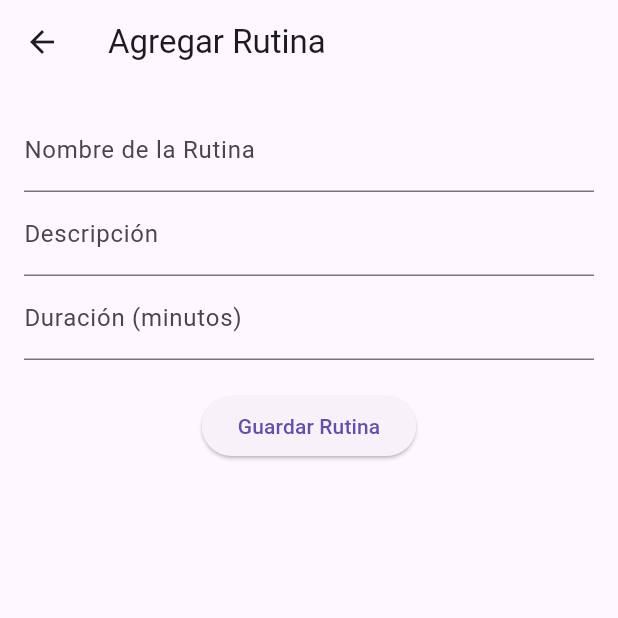
After one commit to CarlosFelipeGM/green_fit, a Flutter app: the screen it shows after launch, after a tap on the "add" icon, on a phone screen of 412 x 824 dp, the top half of it. The commit adds this screen. Run offline on Flutter 3.47's test engine with Material 3 defaults, Android fonts, the phone set to English and light mode, and no system bars; our stand-ins replace cloud_firestore, dio, equatable, firebase_core, flutter_bloc, flutter_dotenv and 1 more; accounts and stored records are empty.

Commit message:
feat: listado y registro de rutinas con firestore

```diff
--- /dev/null
+++ b/lib/display/screens/add_routine_screen.dart
@@ -0,0 +1,89 @@
+import 'package:cloud_firestore/cloud_firestore.dart';
+import 'package:flutter/material.dart';
+
+class AddRoutineScreen extends StatefulWidget {
+  const AddRoutineScreen({super.key});
+
+  @override
+  State<AddRoutineScreen> createState() => _AddRoutineScreenState();
+}
+
+class _AddRoutineScreenState extends State<AddRoutineScreen> {
+  final _formKey = GlobalKey<FormState>();
+  String _routineName = '';
+  String _description = '';
+  int _duration = 0;
+
+  @override
+  Widget build(BuildContext context) {
+    return Scaffold(
+      appBar: AppBar(title: Text('Agregar Rutina')),
+      body: Padding(
+        padding: const EdgeInsets.all(16.0),
+        child: Form(
+          key: _formKey,
+          child: Column(
+            children: [
+              TextFormField(
+                decoration: InputDecoration(labelText: 'Nombre de la Rutina'),
+                onSaved: (value) => _routineName = value!,
+                validator:
+                    (value) =>
+                        value!.isEmpty ? 'Este campo es requerido' : null,
+              ),
+              TextFormField(
+                decoration: InputDecoration(labelText: 'Descripción'),
+                onSaved: (value) => _description = value!,
+                validator:
+                    (value) =>
+                        value!.isEmpty ? 'Este campo es requerido' : null,
+              ),
+              TextFormField(
+                decoration: InputDecoration(labelText: 'Duración (minutos)'),
+                keyboardType: TextInputType.number,
+                onSaved: (value) => _duration = int.parse(value!),
+                validator:
+                    (value) =>
+                        value!.isEmpty ? 'Este campo es requerido' : null,
+              ),
+              SizedBox(height: 20),
+              ElevatedButton(
+                onPressed: _submitForm,
+                child: Text('Guardar Rutina'),
+              ),
+            ],
+          ),
+        ),
+      ),
+    );
+  }
+
+  void _submitForm() {
+    if (_formKey.currentState!.validate()) {
+      _formKey.currentState!.save();
+      // Aquí llamarás a la función para guardar la rutina en Firebase
+      _saveRoutineToFirebase();
+    }
+  }
+
+  void _saveRoutineToFirebase() async {
+    CollectionReference routines = FirebaseFirestore.instance.collection(
+      'routines',
+    );
+
+    await routines.add({
+      'name': _routineName,
+      'description': _description,
+      'duration': _duration,
+      'timestamp': FieldValue.serverTimestamp(),
+    });
+
+    // Muestra un mensaje de éxito
+    ScaffoldMessenger.of(
+      context,
+    ).showSnackBar(SnackBar(content: Text('Rutina guardada exitosamente')));
+
+    // Limpia el formulario
+    _formKey.currentState!.reset();
+  }
+}
--- /dev/null
+++ b/lib/display/screens/routine_list_screen.dart
@@ -0,0 +1,56 @@
+import 'package:flutter/material.dart';
+import 'package:cloud_firestore/cloud_firestore.dart';
+import 'package:green_fit/display/screens/add_routine_screen.dart';
+
+class RoutineListScreen extends StatelessWidget {
+  const RoutineListScreen({super.key});
+
+  @override
+  Widget build(BuildContext context) {
+    return Scaffold(
+      appBar: AppBar(title: Text('Mis Rutinas')),
+      body: StreamBuilder<QuerySnapshot>(
+        stream:
+            FirebaseFirestore.instance
+                .collection('routines')
+                .orderBy('timestamp', descending: true)
+                .snapshots(),
+        builder: (context, snapshot) {
+          if (snapshot.connectionState == ConnectionState.waiting) {
+            return Center(child: CircularProgressIndicator());
+          }
+
+          if (snapshot.hasError) {
+            return Center(child: Text('Error al cargar las rutinas'));
+          }
+
+          if (!snapshot.hasData || snapshot.data!.docs.isEmpty) {
+            return Center(child: Text('No hay rutinas guardadas'));
+          }
+
+          return ListView.builder(
+            itemCount: snapshot.data!.docs.length,
+            itemBuilder: (context, index) {
+              var routine = snapshot.data!.docs[index];
+              return ListTile(
+                title: Text(routine['name']),
+                subtitle: Text(
+                  '${routine['description']} - ${routine['duration']} minutos',
+                ),
+              );
+            },
+          );
+        },
+      ),
+      floatingActionButton: FloatingActionButton(
+        onPressed: () {
+          Navigator.push(
+            context,
+            MaterialPageRoute(builder: (context) => AddRoutineScreen()),
+          );
+        },
+        child: Icon(Icons.add),
+      ),
+    );
+  }
+}
--- a/lib/main.dart
+++ b/lib/main.dart
@@ -1,7 +1,11 @@
 // import "package:green_fit/display/screens/menu2/my_menu.dart";
+import 'package:firebase_core/firebase_core.dart';
 import 'package:flutter/material.dart';
-import 'package:green_fit/main_app.dart';
-// import 'package:flutter_dotenv/flutter_dotenv.dart';
+import 'package:green_fit/display/screens/add_routine_screen.dart';
+import 'package:green_fit/display/screens/routine_list_screen.dart';
+import 'package:green_fit/firebase_options.dart';
+// import 'package:green_fit/main_app.dart';
+import 'package:flutter_dotenv/flutter_dotenv.dart';
 // import 'package:green_fit/core/settings/colores.dart';
 // import 'package:green_fit/core/settings/parametros.dart';
 // import 'package:green_fit/display/routes/routes.dart';
@@ -10,11 +14,26 @@ import 'package:green_fit/main_app.dart';
 // // import 'package:green_fit/display/screens/pruebas_openai.dart';
 // // import 'package:green_fit/display/screens/pruebas_gemini.dart';
 
-// void main() async {
-//   await dotenv.load();
-//   runApp(const MyApp());
-// }
+void main() async {
+  await dotenv.load();
+  WidgetsFlutterBinding.ensureInitialized();
+  await Firebase.initializeApp(options: DefaultFirebaseOptions.currentPlatform);
+  runApp(MyApp());
+}
 
+class MyApp extends StatelessWidget {
+  const MyApp({super.key});
+
+  @override
+  Widget build(BuildContext context) {
+    return MaterialApp(
+      title: 'Rutinas de Ejercicios',
+      theme: ThemeData(primarySwatch: Colors.blue),
+      home: RoutineListScreen(),
+      routes: {'/add': (context) => AddRoutineScreen()},
+    );
+  }
+}
 // class MyApp extends StatelessWidget {
 //   const MyApp({super.key});
 
@@ -49,8 +68,3 @@ import 'package:green_fit/main_app.dart';
 //     );
 //   }
 // }
-
-// ignore_for_file: avoid_redundant_argument_values
-
-// void main() => runApp(const MyMenu());
-void main() => runApp(const MainApp());
--- a/pubspec.yaml
+++ b/pubspec.yaml
@@ -17,6 +17,9 @@ dependencies:
   cached_network_image: 3.4.1
   equatable: 2.0.7
   persistent_bottom_nav_bar: 6.2.1
+  firebase_core: 3.12.1
+  cloud_firestore: 5.6.5
+  firebase_auth: 5.5.1
 
 dev_dependencies:
   flutter_test:
```
Also changed, not shown: lib/core/exceptions.dart (added, +13 -0 lines), lib/data/models/exercise.dart (added, +26 -0 lines), lib/data/models/rutina_model.dart (added, +38 -0 lines), lib/data/models/workout.dart (added, +40 -0 lines), lib/data/repositories/fb_rutinas_repository.dart (added, +98 -0 lines), lib/data/repositories/save_routine_to_firebase.dart (added, +20 -0 lines), lib/display/screens/navigation_bar_page.dart (+12 -0 lines), lib/main_app.dart (+10 -2 lines), firebase.json (added), lib/data/repositories/fb_retos_repository.dart (added), lib/firebase_options.dart (added), pubspec.lock, 6 other files.
